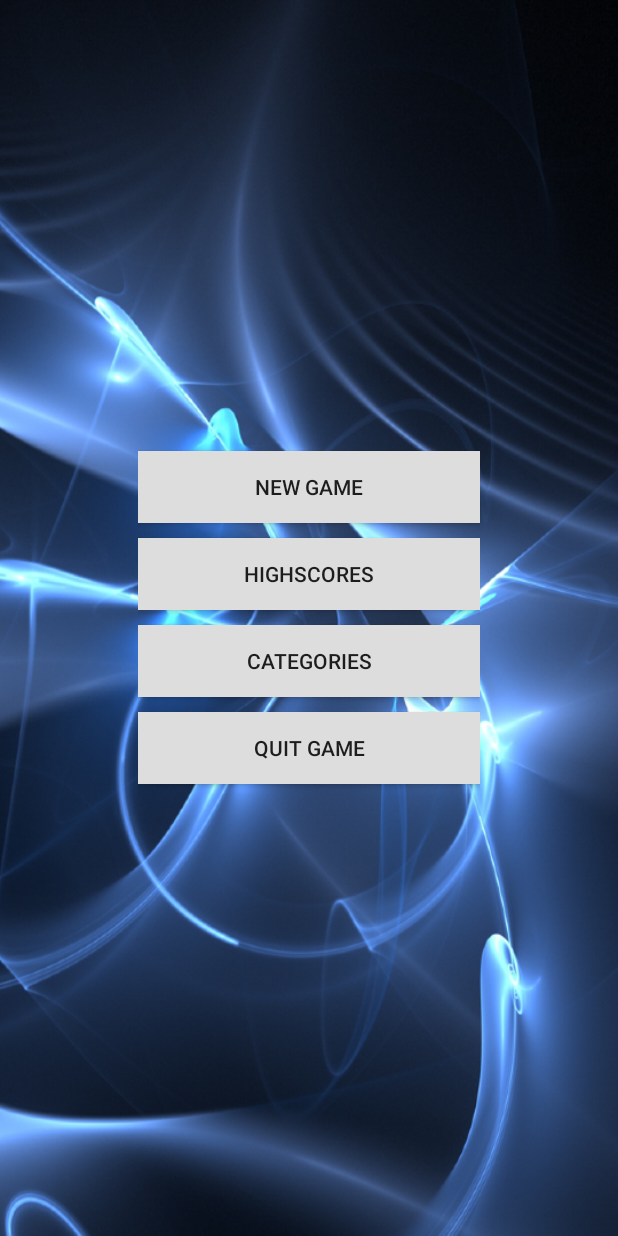
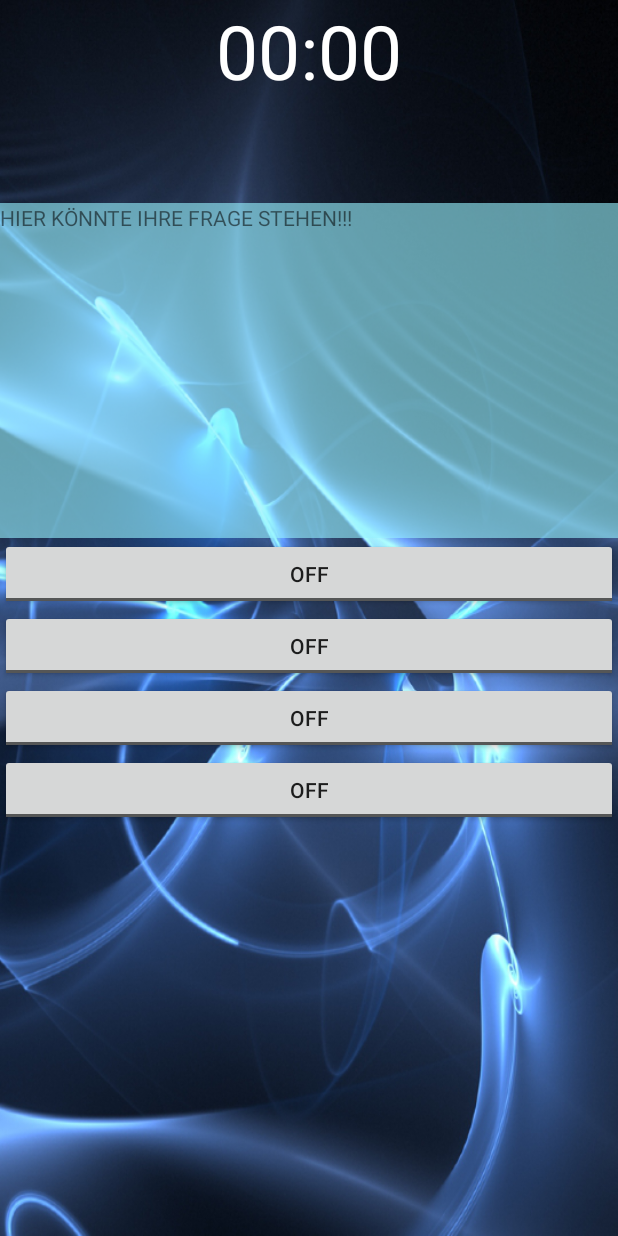
Before and after one commit to AxelAlex95/NerdQuiz, an Android app: the screen it shows after launch (MainMenuActivity before the commit, StartGameActivity after it), after a tap on "NEW GAME", on a phone screen of 412 x 824 dp. Run offline under Robolectric (Android 15) with nearby library versions, the phone set to English and light mode, and no system bars.

Commit message:
Added StartGame Activity and Layout

```diff
--- a/app/src/main/AndroidManifest.xml
+++ b/app/src/main/AndroidManifest.xml
@@ -24,6 +24,9 @@
                 android:name="android.support.PARENT_ACTIVITY"
                 android:value="matsematics.nerdquiz.MainMenuActivity" />
         </activity>
+        <activity android:name=".StartGameActivity"
+                  android:label="StartGameActivity">
+    </activity>
     </application>
 
 </manifest>
--- a/app/src/main/java/matsematics/nerdquiz/MainMenuActivity.java
+++ b/app/src/main/java/matsematics/nerdquiz/MainMenuActivity.java
@@ -46,7 +46,5 @@ public class MainMenuActivity extends FullscreenLayoutActivity {
       System.exit(0);
   }
 
-  public void startGame(View view){
-
-  }
+  public void startGame(View view){ startActivity(new Intent(this,StartGameActivity.class)); }
 }
--- /dev/null
+++ b/app/src/main/java/matsematics/nerdquiz/StartGameActivity.java
@@ -0,0 +1,37 @@
+package matsematics.nerdquiz;
+
+import android.os.Bundle;
+import android.view.Menu;
+import android.view.MenuItem;
+
+
+
+public class StartGameActivity extends FullscreenLayoutActivity {
+    @Override
+    protected void onCreate(Bundle savedInstanceState) {
+        super.onCreate(savedInstanceState);
+        setContentView(R.layout.activity_game);
+    }
+
+    @Override
+    public boolean onCreateOptionsMenu(Menu menu) {
+        // Inflate the menu; this adds items to the action bar if it is present.
+        getMenuInflater().inflate(R.menu.menu_main_menu, menu);
+        return true;
+    }
+
+    @Override
+    public boolean onOptionsItemSelected(MenuItem item) {
+        // Handle action bar item clicks here. The action bar will
+        // automatically handle clicks on the Home/Up button, so long
+        // as you specify a parent activity in AndroidManifest.xml.
+        int id = item.getItemId();
+
+        //noinspection SimplifiableIfStatement
+        if (id == R.id.action_settings) {
+            return true;
+        }
+
+        return super.onOptionsItemSelected(item);
+    }
+}
--- /dev/null
+++ b/app/src/main/res/layout/activity_game.xml
@@ -0,0 +1,51 @@
+<?xml version="1.0" encoding="utf-8"?>
+<LinearLayout xmlns:android="http://schemas.android.com/apk/res/android"
+    android:orientation="vertical" android:layout_width="match_parent"
+    android:layout_height="match_parent"
+    android:background="@drawable/bg_start">
+
+    <Chronometer
+        android:layout_width="wrap_content"
+        android:layout_height="wrap_content"
+        android:id="@+id/chronometer"
+        android:layout_weight="1"
+        android:textColor="#FFFFFF"
+        android:layout_gravity="center_horizontal"
+        android:textSize="50dp"/>
+
+    <TextView
+        android:layout_width="match_parent"
+        android:layout_height="wrap_content"
+        android:text="HIER KÖNNTE IHRE FRAGE STEHEN!!!"
+        android:id="@+id/question"
+        android:layout_weight="3"
+        android:background="#9D97f2ff"/>
+
+    <LinearLayout
+        android:layout_width="match_parent"
+        android:layout_height="wrap_content"
+        android:orientation="vertical"
+        android:layout_weight="4">
+    <ToggleButton
+        android:layout_width="match_parent"
+        android:layout_height="wrap_content"
+        android:id="@+id/answer1" />
+
+    <ToggleButton
+        android:layout_width="match_parent"
+        android:layout_height="wrap_content"
+        android:id="@+id/answer2"/>
+
+    <ToggleButton
+        android:layout_width="match_parent"
+        android:layout_height="wrap_content"
+        android:id="@+id/answer3"/>
+
+    <ToggleButton
+        android:layout_width="match_parent"
+        android:layout_height="wrap_content"
+        android:text="New ToggleButton"
+        android:id="@+id/answer4" />
+    </LinearLayout>
+
+</LinearLayout>
```
Also changed, not shown: app/src/main/res/fonts/FreePixel.ttf (added).
